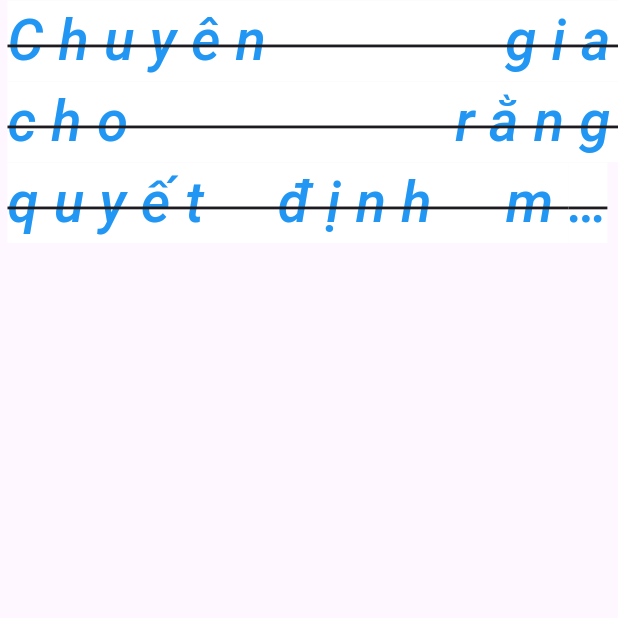
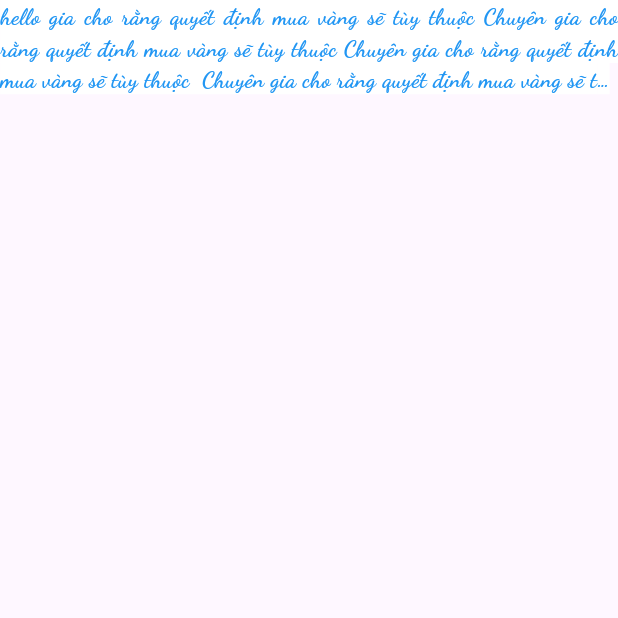
Before and after one commit to Tanh2003/Study_Flutter, a Flutter app: the screen it shows after launch, on a phone screen of 412 x 824 dp, the top half of it. Run offline on Flutter 3.47's test engine with Material 3 defaults, Android fonts, the phone set to English and light mode, and no system bars; Roboto replaces fonts that are missing (Time New Roman).

Commit message:
video 37 - học custom font  text

```diff
--- a/study_flutter/lib/main.dart
+++ b/study_flutter/lib/main.dart
@@ -24,7 +24,7 @@ class MyWidget extends StatelessWidget {
   @override
   Widget build(BuildContext context) {
     return const Text(
-      'Chuyên gia cho rằng quyết định mua vàng sẽ tùy thuộc  '
+      'hello gia cho rằng quyết định mua vàng sẽ tùy thuộc  '
       'Chuyên gia cho rằng quyết định mua vàng sẽ tùy thuộc  '
       'Chuyên gia cho rằng quyết định mua vàng sẽ tùy thuộc  '
       'Chuyên gia cho rằng quyết định mua vàng sẽ tùy thuộc  '
@@ -34,20 +34,20 @@ class MyWidget extends StatelessWidget {
       'Chuyên gia cho rằng quyết định mua vàng sẽ tùy thuộc  '
       'Chuyên gia cho rằng quyết định mua vàng sẽ tùy thuộc  ',
       textDirection: TextDirection.ltr,
-      textAlign: TextAlign.justify,
-      maxLines: 3,
-      overflow: TextOverflow.ellipsis,
-      textScaleFactor: 1.5,
+      textAlign: TextAlign.justify, // căn giữa test đẹp app
+      maxLines: 3, // tối đa chỉ có 3 dòng
+      overflow: TextOverflow.ellipsis, // chữ dài quá thì nó .....
+
       style: TextStyle(
         color: Colors.blue, // màu chữ
         backgroundColor: Colors.white, // màu backgorunf text
-        fontSize: 25, // kích thước chữ bằng px
-        fontWeight: FontWeight.w500, // tăng độ đậm nhạt
-        fontStyle: FontStyle.italic, // chữ ngiêng
-        fontFamily: "Time New Roman", //  mẫu chữ
-        wordSpacing: 20, // khoảng cách giữ các chữ
-        letterSpacing: 10, // khoảng cách từng ký tự
-        decoration: TextDecoration.lineThrough, // gạch chân ở dưới, trên , giữa
+        fontSize: 15, // kích thước chữ bằng px
+        //fontWeight: FontWeight.w500, // tăng độ đậm nhạt
+        // fontStyle: FontStyle.italic, // chữ ngiêng
+        fontFamily: 'hello', //  mẫu chữ
+        // wordSpacing: 20, // khoảng cách giữ các chữ
+        // letterSpacing: 10, // khoảng cách từng ký tự
+        // decoration: TextDecoration.lineThrough, // gạch chân ở dưới, trên , giữa
       ),
     );
   }
```
Also changed, not shown: study_flutter/pubspec.yaml (+6 -4 lines), study_flutter/assets/DancingScript-Bold.ttf (added).
